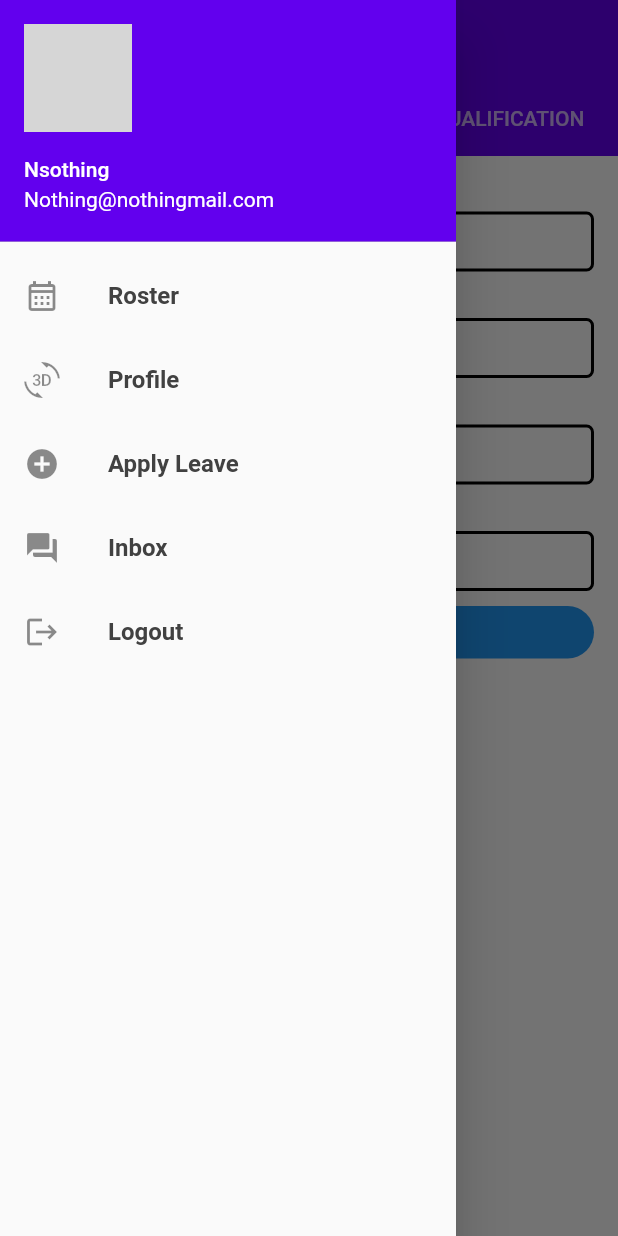
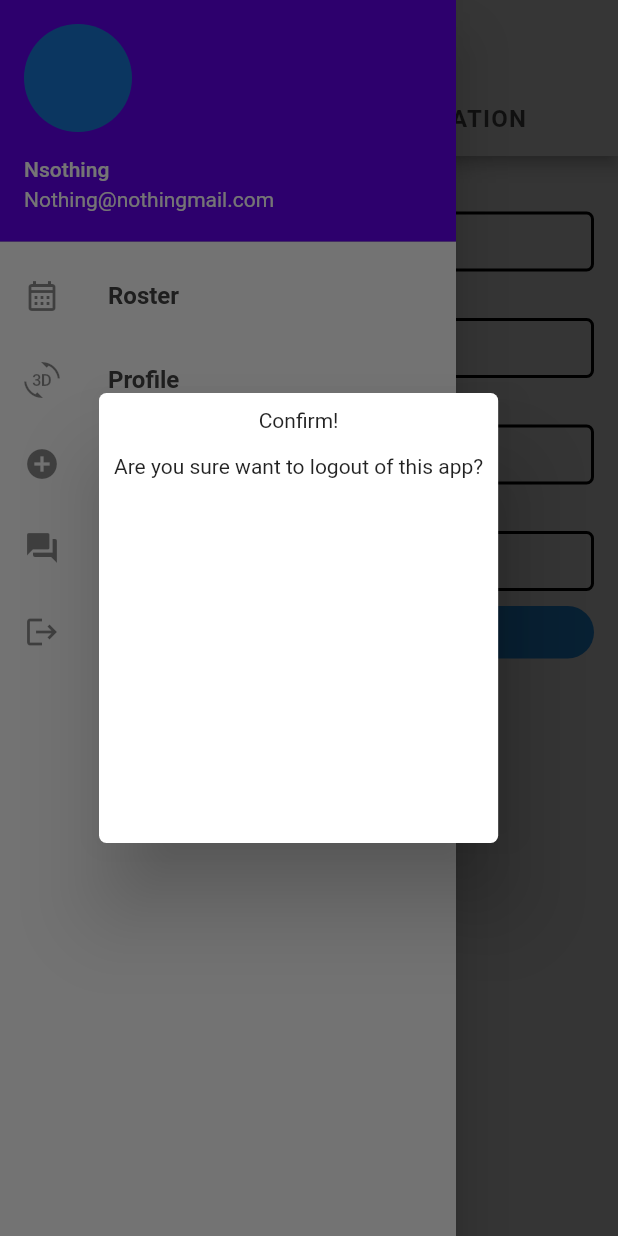
Before and after one commit to Danishbansal-cmd/emes, a Flutter app: the ProfilePage screen opened by its route, in the side drawer, after a tap on "Logout", on a phone screen of 412 x 824 dp. Run offline on Flutter 3.47's test engine with Material 2 defaults, Android fonts, the phone set to English and light mode, and no system bars; network calls fail; grey boxes are pictures that could not be loaded.

Commit message:
Making changes to Logout Page

```diff
--- a/lib/Pages/apply_leave_page.dart
+++ b/lib/Pages/apply_leave_page.dart
@@ -20,7 +20,7 @@
     return Scaffold(
       appBar: AppBar(
         // elevation: 0,
-        // title: const Text("My Leave"),
+        title: const Text("My Leave"),
         actions: [
           InkWell(
             onTap: () {
--- a/lib/Pages/home_page.dart
+++ b/lib/Pages/home_page.dart
@@ -15,6 +15,7 @@
       length: 3,
       child: Scaffold(
         appBar: AppBar(
+          title: Text("Nu Force Security Group"),
           actions: [
             Consumer<ThemeProvider>(
               builder: (context, appLevelThemeProvider, _) {
@@ -29,7 +30,14 @@
               },
             ),
           ],
-            bottom: const TabBar(tabs: [
+          bottom: const TabBar(
+            labelColor: Colors.black,
+            labelStyle: TextStyle(
+              fontWeight: FontWeight.bold,
+              letterSpacing: 0.8,
+              fontSize: 16,
+            ),
+            tabs: [
               Tab(
                 text: 'PREVIOUS',
               ),
@@ -39,7 +47,8 @@
               Tab(
                 text: 'NEXT',
               ),
-            ]),
+            ],
+          ),
         ),
         drawer: const MyDrawer(),
         body: const TabBarView(
--- a/lib/Pages/inbox_page.dart
+++ b/lib/Pages/inbox_page.dart
@@ -9,7 +9,7 @@
     return Scaffold(
       appBar: AppBar(
         // elevation: 0,
-        // title:const Text("Messages"),
+        title:const Text("Messages"),
       ),
       drawer: MyDrawer(),
       body: SafeArea(
--- a/lib/Pages/profile_page.dart
+++ b/lib/Pages/profile_page.dart
@@ -1,6 +1,7 @@
 import 'package:emes/Pages/ProfilePages/license_qualification_screen.dart';
 import 'package:emes/Pages/ProfilePages/profile_screen.dart';
 import 'package:emes/Widgets/drawer.dart';
+import 'package:flutter/gestures.dart';
 import 'package:flutter/material.dart';
 
 class ProfilePage extends StatelessWidget {
@@ -12,10 +13,24 @@
       length: 2,
       child: Scaffold(
         appBar: AppBar(
-          elevation: 0,
-          // title: const Text("My Profile"),
-          bottom: const TabBar(
-            tabs: [
+          // elevation: 0,
+          title: const Text("My Profile"),
+          bottom: TabBar(
+            // labelPadding: EdgeInsets.all(0),
+            // pinn
+
+            // padding: EdgeInsets.symmetric(horizontal: 20),
+            dragStartBehavior: DragStartBehavior.down,
+            labelPadding:const EdgeInsets.symmetric(horizontal: 10.0),
+            isScrollable: true,
+            overlayColor: MaterialStateProperty.all(Colors.blue),
+            labelColor: Colors.black,
+            labelStyle:const TextStyle(
+              fontWeight: FontWeight.bold,
+              letterSpacing: 0.8,
+              fontSize: 16,
+            ),
+            tabs:const [
               Tab(
                 text: 'PROFILE',
               ),
@@ -28,6 +43,7 @@
         drawer: const MyDrawer(),
         body: const SafeArea(
           child: TabBarView(
+            physics: NeverScrollableScrollPhysics(),
             children: [ProfileScreen(), LicenseQualificationScreen()],
           ),
         ),
--- a/lib/Themes/themes.dart
+++ b/lib/Themes/themes.dart
@@ -1,14 +1,14 @@
 import 'package:flutter/material.dart';
 
-class ThemeProvider extends ChangeNotifier{
+class ThemeProvider extends ChangeNotifier {
   ThemeMode _themeMode = ThemeMode.light;
 
   get themeMode {
     return _themeMode;
   }
 
-  void toggleTheme(bool isOn){
-    _themeMode = isOn ? ThemeMode.dark :  ThemeMode.light;
+  void toggleTheme(bool isOn) {
+    _themeMode = isOn ? ThemeMode.dark : ThemeMode.light;
     notifyListeners();
   }
 }
@@ -35,8 +35,23 @@
             fontSize: 16,
           ),
         ),
-        colorScheme: ColorScheme.light(
-            ),
+        appBarTheme: const AppBarTheme(
+          backgroundColor: Colors.white,
+          foregroundColor: Colors.black,
+          titleTextStyle: TextStyle(
+            color: Colors.black,
+            fontSize: 18,
+            letterSpacing: 1,
+            fontWeight: FontWeight.bold,
+          ),
+          toolbarTextStyle: TextStyle(
+            color: Colors.black,
+            // fontSize: 18,
+            // letterSpacing: 1,
+            fontWeight: FontWeight.bold,
+          ),
+        ),
+        colorScheme: ColorScheme.light(),
       );
 
   static ThemeData darkTheme(BuildContext context) => ThemeData(
@@ -58,8 +73,7 @@
             fontSize: 16,
           ),
         ),
-        colorScheme: const ColorScheme.dark(
-            ),
+        colorScheme: const ColorScheme.dark(),
       );
 
   static Color firstColor = Color(0xff414141);
--- a/lib/Widgets/drawer.dart
+++ b/lib/Widgets/drawer.dart
@@ -20,7 +20,7 @@
               padding: EdgeInsets.zero,
               child: UserAccountsDrawerHeader(
                 margin: EdgeInsets.zero,
-                accountName:  Text("Nsothing"),
+                accountName: Text("Nsothing"),
                 accountEmail: Text("Nothing@nothingmail.com"),
                 currentAccountPicture: CircleAvatar(
                   backgroundImage: NetworkImage(imageUrl),
@@ -28,53 +28,102 @@
               ),
             ),
             InkWell(
-              onTap: (){
-                Navigator.pushNamed(context,MyRoutes.homePageRoute);
+              onTap: () {
+                Navigator.pushNamed(context, MyRoutes.homePageRoute);
               },
               child: ListTile(
                 leading: Icon(Icons.calendar_month_outlined),
-                title: Text("Roster",style: _textTheme.headline2,
+                title: Text(
+                  "Roster",
+                  style: _textTheme.headline2,
                 ),
                 // subtitle: Text("Subtitle Please"),
               ),
             ),
             InkWell(
-              onTap: (){
+              onTap: () {
                 Navigator.pushNamed(context, MyRoutes.profilePageRoute);
               },
               child: ListTile(
                 leading: const Icon(Icons.threed_rotation),
-                title: Text("Profile",style: _textTheme.headline2,),
+                title: Text(
+                  "Profile",
+                  style: _textTheme.headline2,
+                ),
                 // subtitle: const Text("Subtitle Please"),
               ),
             ),
             InkWell(
-              onTap: (){
+              onTap: () {
                 Navigator.pushNamed(context, MyRoutes.applyLeavePageRoute);
               },
               child: ListTile(
-                leading:const Icon(Icons.add_circle,),
-                title: Text("Apply Leave",style: _textTheme.headline2,),
+                leading: const Icon(
+                  Icons.add_circle,
+                ),
+                title: Text(
+                  "Apply Leave",
+                  style: _textTheme.headline2,
+                ),
                 // subtitle:const Text("Subtitle Please"),
               ),
             ),
             InkWell(
-              onTap: (){
+              onTap: () {
                 Navigator.pushNamed(context, MyRoutes.inboxPageRoute);
               },
               child: ListTile(
-                leading:const  Icon(Icons.forum),
-                title: Text("Inbox",style: _textTheme.headline2,),
+                leading: const Icon(Icons.forum),
+                title: Text(
+                  "Inbox",
+                  style: _textTheme.headline2,
+                ),
                 // subtitle:const  Text("Subtitle Please"),
               ),
             ),
             InkWell(
-              onTap: (){
-                logout(context);
+              onTap: () {
+                showDialog(
+                  context: context,
+                  builder: (BuildContext context) {
+                    return Dialog(
+                      backgroundColor: Colors.transparent,
+                      child: Stack(
+                        children: [
+                          Container(
+                            padding: EdgeInsets.symmetric(horizontal: 10,vertical: 10),
+                            decoration: BoxDecoration(
+                              color: Colors.white,
+                              borderRadius: BorderRadius.circular(5),
+
+                            ),
+                            height: 300,
+                            child: Column(
+                              children: [
+                                Text("Confirm!"),
+                                SizedBox(
+                                  height: 15,
+                                ),
+                                Text(
+                                    "Are you sure want to logout of this app?"),
+                                SizedBox(
+                                  height: 20,
+                                ),
+                              ],
+                            ),
+                          )
+                        ],
+                      ),
+                    );
+                  },
+                );
               },
               child: ListTile(
-                leading:const Icon(Icons.logout),
-                title: Text("Logout",style: _textTheme.headline2,),
+                leading: const Icon(Icons.logout),
+                title: Text(
+                  "Logout",
+                  style: _textTheme.headline2,
+                ),
                 // subtitle:const Text("Subtitle Please"),
               ),
             )
@@ -84,7 +133,5 @@
     );
   }
 
-  Future<void> logout(BuildContext context) async{
-
-  }
+  Future<void> logout(BuildContext context) async {}
 }
```
Lines whose indentation alone changed are shown as unchanged.
